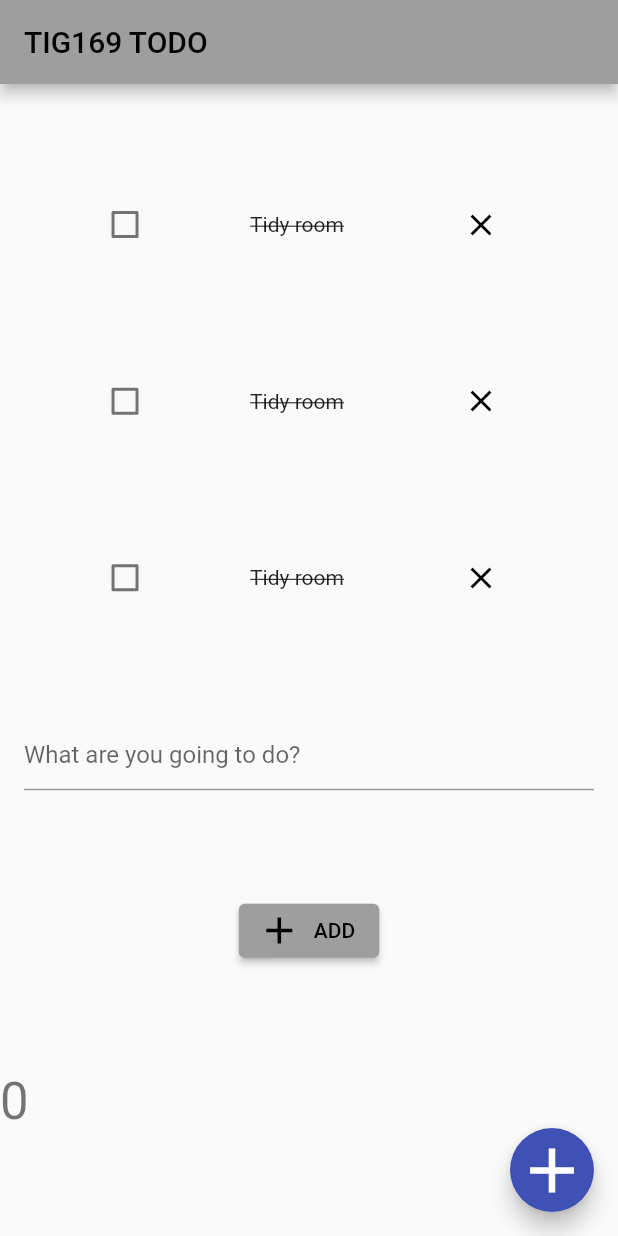
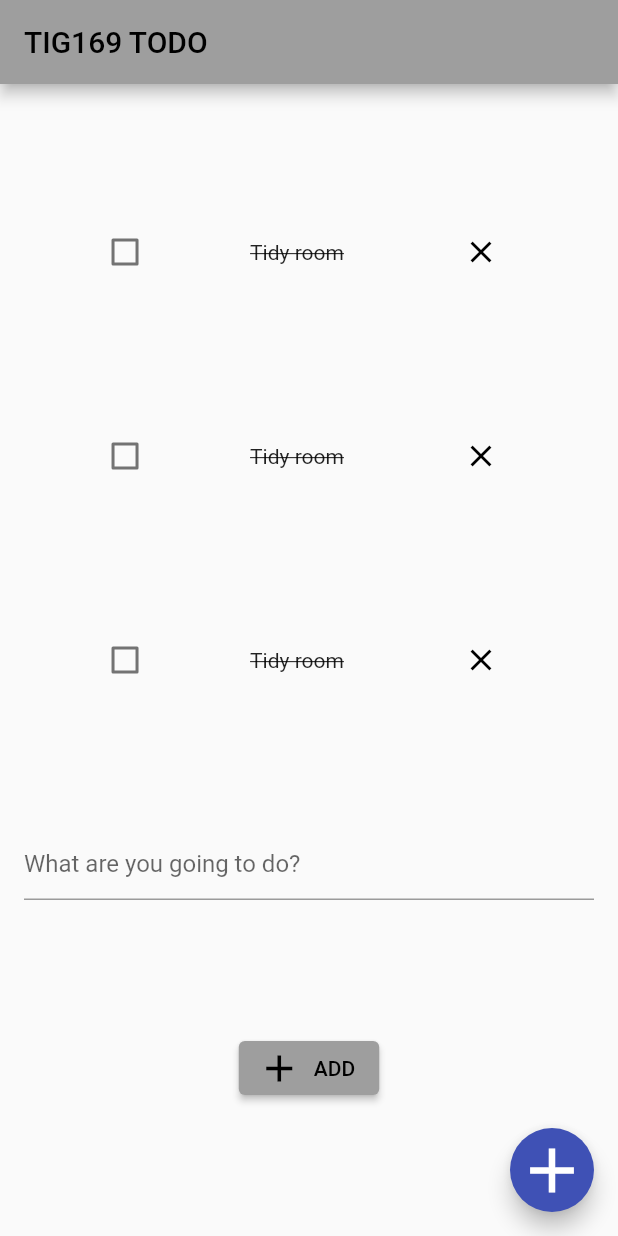
Before and after one commit to gu-tig333-ht22/guslunanfp, a Flutter app: the screen it shows after launch, on a phone screen of 412 x 824 dp. Run offline on Flutter 3.47's test engine with Material 2 defaults, Android fonts, the phone set to English and light mode, and no system bars.

```diff
--- a/lib/main.dart
+++ b/lib/main.dart
@@ -105,10 +105,6 @@ class _MyHomePageState extends State<MyHomePage> {
             _checkbox(),
             _insertTaskField(),
             _addtext(),
-            Text(
-              '$_counter',
-              style: Theme.of(context).textTheme.headline4,
-            ),
           ],
         ),
       ),
```
